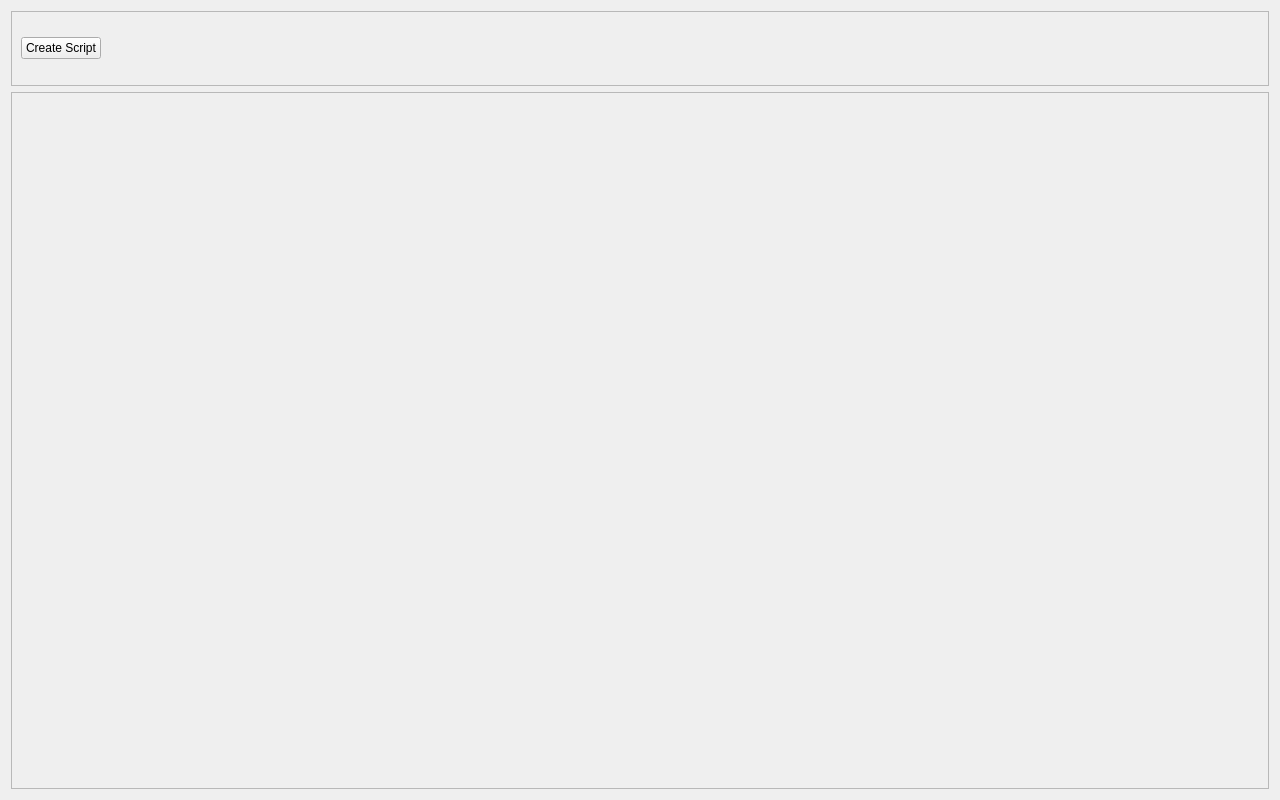
Nmstr/taskZen, file src/gui/homeWindow.ui: the form before one commit.
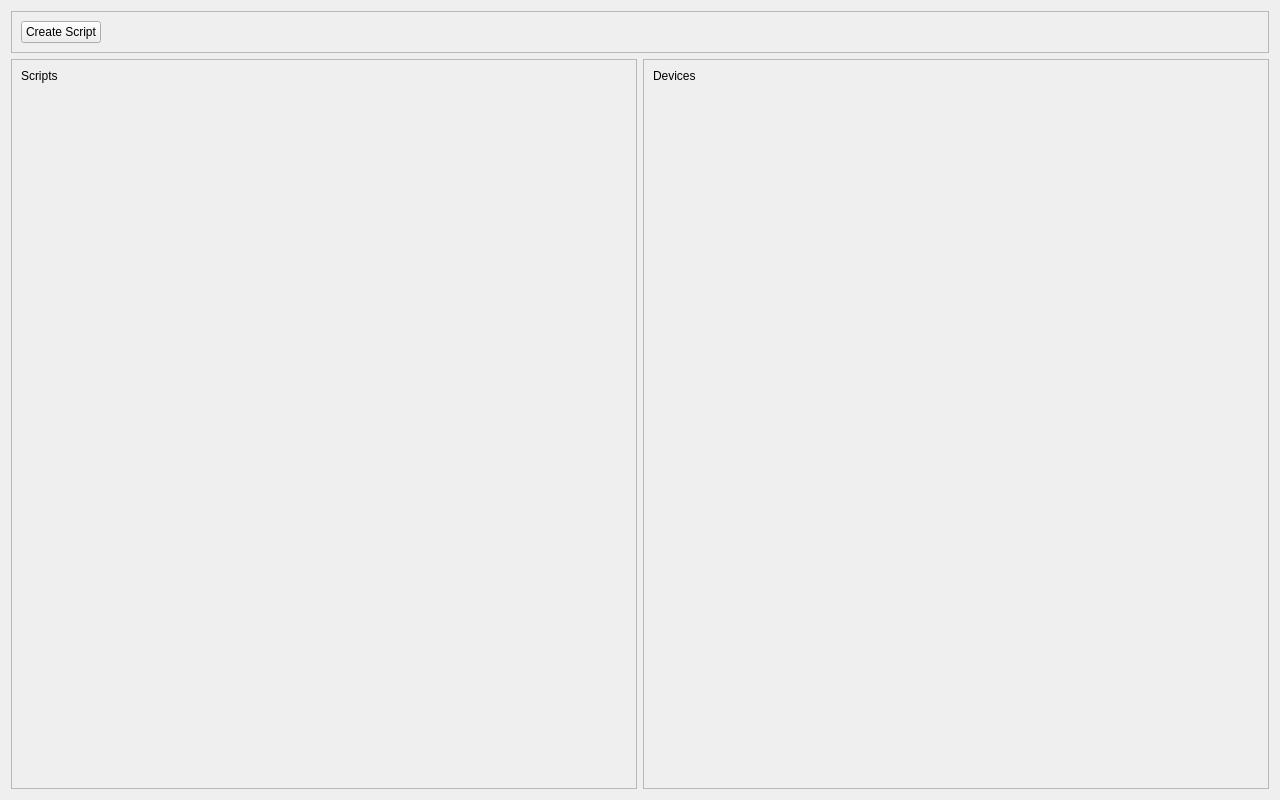
The form after the commit.

Commit message: scripts now display on home page

Patch:
```diff
--- a/src/gui/homeWindow.ui
+++ b/src/gui/homeWindow.ui
@@ -13,8 +13,106 @@
   <property name="windowTitle">
    <string>Form</string>
   </property>
-  <layout class="QVBoxLayout" name="verticalLayout">
-   <item>
+  <layout class="QGridLayout" name="gridLayout">
+   <item row="1" column="1">
+    <widget class="QFrame" name="deviceSide">
+     <property name="frameShape">
+      <enum>QFrame::Shape::StyledPanel</enum>
+     </property>
+     <property name="frameShadow">
+      <enum>QFrame::Shadow::Raised</enum>
+     </property>
+     <layout class="QVBoxLayout" name="verticalLayout">
+      <item>
+       <widget class="QLabel" name="label_2">
+        <property name="text">
+         <string>Devices</string>
+        </property>
+       </widget>
+      </item>
+      <item>
+       <widget class="QFrame" name="deviceSideContent">
+        <property name="sizePolicy">
+         <sizepolicy hsizetype="Preferred" vsizetype="Expanding">
+          <horstretch>0</horstretch>
+          <verstretch>0</verstretch>
+         </sizepolicy>
+        </property>
+        <property name="frameShape">
+         <enum>QFrame::Shape::NoFrame</enum>
+        </property>
+        <property name="frameShadow">
+         <enum>QFrame::Shadow::Raised</enum>
+        </property>
+        <layout class="QVBoxLayout" name="verticalLayout_4">
+         <property name="leftMargin">
+          <number>0</number>
+         </property>
+         <property name="topMargin">
+          <number>0</number>
+         </property>
+         <property name="rightMargin">
+          <number>0</number>
+         </property>
+         <property name="bottomMargin">
+          <number>0</number>
+         </property>
+        </layout>
+       </widget>
+      </item>
+     </layout>
+    </widget>
+   </item>
+   <item row="1" column="0">
+    <widget class="QFrame" name="scriptSide">
+     <property name="frameShape">
+      <enum>QFrame::Shape::StyledPanel</enum>
+     </property>
+     <property name="frameShadow">
+      <enum>QFrame::Shadow::Raised</enum>
+     </property>
+     <layout class="QVBoxLayout" name="verticalLayout_2">
+      <item>
+       <widget class="QLabel" name="label">
+        <property name="text">
+         <string>Scripts</string>
+        </property>
+       </widget>
+      </item>
+      <item>
+       <widget class="QFrame" name="scriptSideContent">
+        <property name="sizePolicy">
+         <sizepolicy hsizetype="Preferred" vsizetype="Expanding">
+          <horstretch>0</horstretch>
+          <verstretch>0</verstretch>
+         </sizepolicy>
+        </property>
+        <property name="frameShape">
+         <enum>QFrame::Shape::NoFrame</enum>
+        </property>
+        <property name="frameShadow">
+         <enum>QFrame::Shadow::Raised</enum>
+        </property>
+        <layout class="QVBoxLayout" name="verticalLayout_3">
+         <property name="leftMargin">
+          <number>0</number>
+         </property>
+         <property name="topMargin">
+          <number>0</number>
+         </property>
+         <property name="rightMargin">
+          <number>0</number>
+         </property>
+         <property name="bottomMargin">
+          <number>0</number>
+         </property>
+        </layout>
+       </widget>
+      </item>
+     </layout>
+    </widget>
+   </item>
+   <item row="0" column="0" colspan="2">
     <widget class="QFrame" name="frame">
      <property name="maximumSize">
       <size>
@@ -52,16 +150,6 @@
      </layout>
     </widget>
    </item>
-   <item>
-    <widget class="QFrame" name="frame_2">
-     <property name="frameShape">
-      <enum>QFrame::Shape::StyledPanel</enum>
-     </property>
-     <property name="frameShadow">
-      <enum>QFrame::Shadow::Raised</enum>
-     </property>
-    </widget>
-   </item>
   </layout>
  </widget>
  <resources/>
```
The commit also changes 4 other files.
